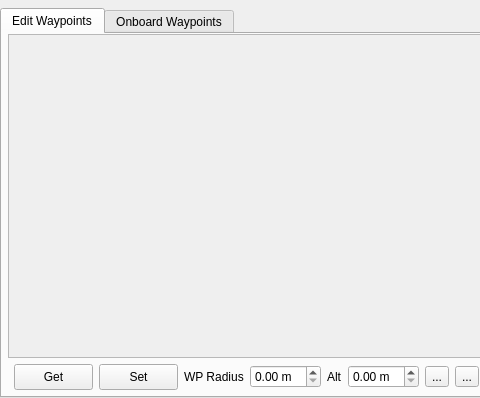
Qt form src/ui/WaypointList.ui (ArduPilot/apm_planner) before a commit; both pictures show x 0 to 480 and y 0 to 398 of the 854 by 398 pixel window.
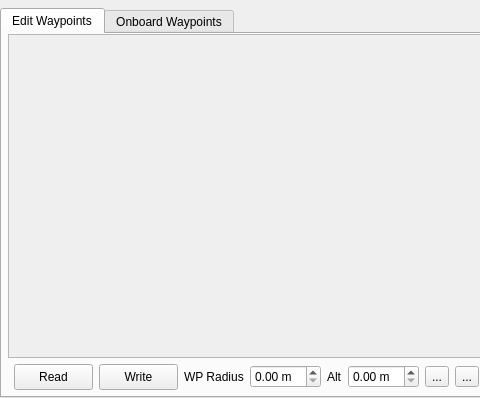
The same form after that commit. Icons and pictures are not drawn.

Commit message:
Mission Widget: Rename Get/Set to Read/Write
-Amend Duplicate META+S hotkeys
 Meta+s = save to file
 Meta+r = read from vehicle
 Meta+l = load from file
 meta+w = write to vehicle

```diff
--- a/src/ui/WaypointList.ui
+++ b/src/ui/WaypointList.ui
@@ -182,7 +182,7 @@
           <string>Read all waypoints from the MAV. Clears the list on this computer.</string>
          </property>
          <property name="text">
-          <string>Get</string>
+          <string>Read</string>
          </property>
          <property name="icon">
           <iconset resource="../../qgroundcontrol.qrc">
@@ -293,7 +293,7 @@
           <string>Transmit all waypoints on this list to the MAV.</string>
          </property>
          <property name="text">
-          <string>Set</string>
+          <string>Write</string>
          </property>
          <property name="icon">
           <iconset resource="../../qgroundcontrol.qrc">
```
Left out of the diff: 5 changed lines with no effect on the pictures.
